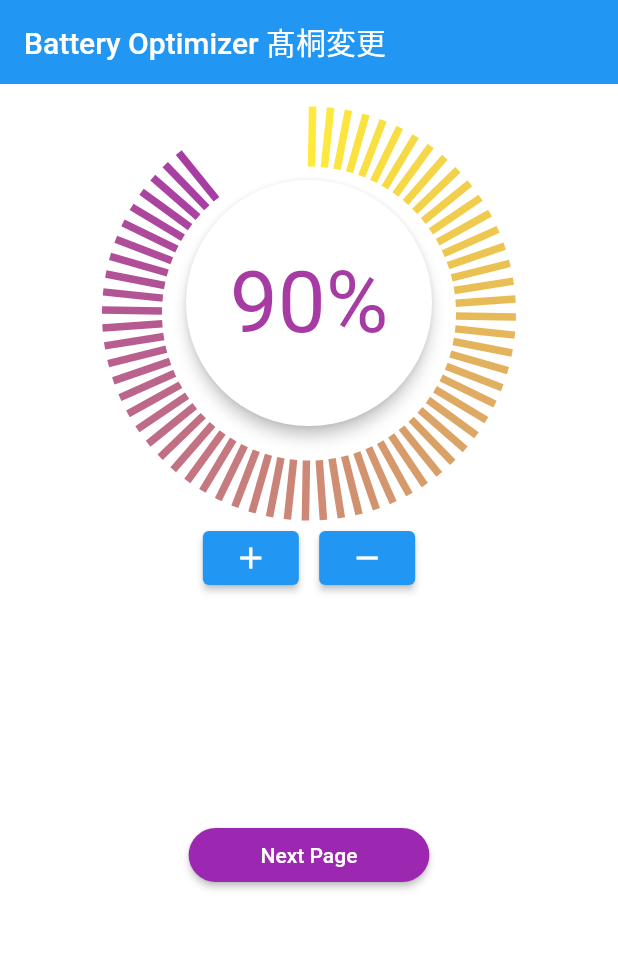
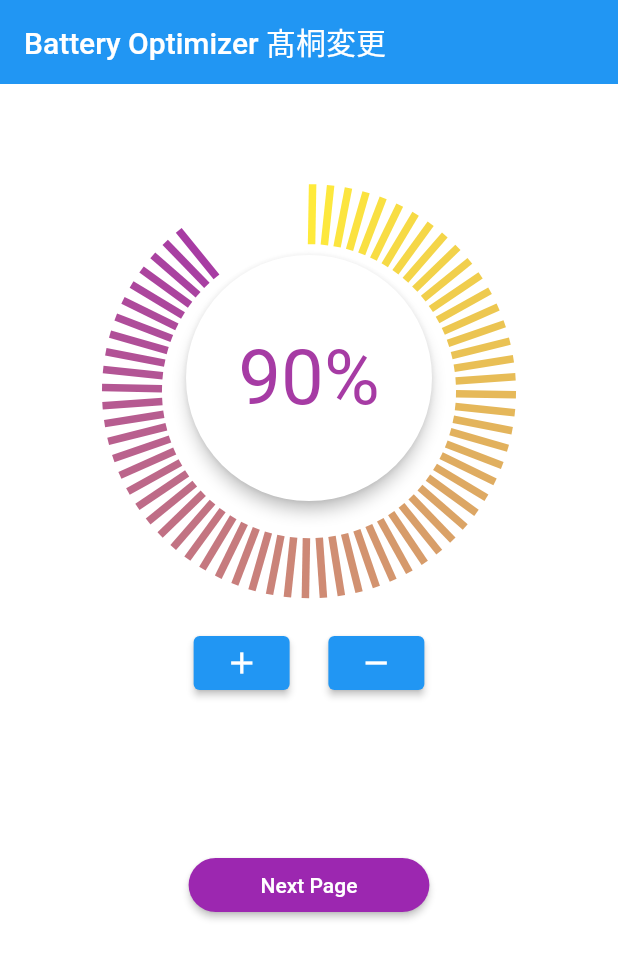
Before and after one commit to Flutter-Team-hokaiG/optimizer, a Flutter app: the screen it shows after launch, after a tap on the "add" icon, on a phone screen of 412 x 824 dp. Shown: the top 959 px of the screen. Run offline on Flutter 3.47's test engine with Material 2 defaults, Android fonts, the phone set to English and light mode, and no system bars.

Commit message:
widgetの配置を調整

```diff
--- a/lib/main.dart
+++ b/lib/main.dart
@@ -8,9 +8,7 @@ const kColorIndicatorEnd = Colors.purple;
 const kColorTitle = Colors.black87;
 const kElevation = 4.0;
 
-void main() {
-  runApp(MyApp());
-}
+void main() => runApp(MyApp());
 
 class MyApp extends StatelessWidget {
   @override
@@ -46,6 +44,7 @@ class BatteryOptimizerPage extends StatelessWidget {
         child: Center(
           child: Column(
             children: [
+              Container(height: 50),
               BatteryLevelIndicator(),
               NextPage(),
             ],
@@ -83,7 +82,7 @@ class _BatteryLevelIndicatorPainter extends CustomPainter {
       final angle = (2 * pi * per) - (pi / 2); // 0時方向から開始するため-90度ずらす
 
       // 円の中心座標
-      final offset0 = Offset(size.width * 0.5, size.height * 0.45);
+      final offset0 = Offset(size.width * 0.5, size.height * 0.43);
       // 線の内側部分の座標
       final offset1 = offset0.translate(
         (textCircleRadius + spaceLen) * cos(angle),
@@ -145,9 +144,7 @@ class _BatteryLevelIndicatorState extends State<BatteryLevelIndicator> {
       });
     }
     sampleFunction1() {
-      if (percentage >= 100) {
-        setState(() {});
-      } else {
+      if (percentage < 100) {
         setState(() {
           percentage += 10;
         });
@@ -184,16 +181,17 @@ class _BatteryLevelIndicatorState extends State<BatteryLevelIndicator> {
                   child: Text(
                     '$percentage%',
                     style: TextStyle(
-                        color: colorA, fontSize: 30 + percentage * 0.3),
+                        color: colorA, fontSize: size * 0.2 + percentage * 0.2),
                   ),
                 ),
               ),
             ),
           ),
+          Container(height: 20),
           Row(
             mainAxisAlignment: MainAxisAlignment.center,
             children: [
-              Spacer(flex: 10),
+              Spacer(flex: 5),
               Center(
                 child: ElevatedButton(
                   onPressed: isEnabled1 ? () => sampleFunction1() : null,
@@ -215,7 +213,7 @@ class _BatteryLevelIndicatorState extends State<BatteryLevelIndicator> {
                   child: Icon(Icons.remove),
                 ),
               ),
-              Spacer(flex: 10),
+              Spacer(flex: 5),
             ],
           ),
         ],
@@ -228,7 +226,7 @@ class NextPage extends StatelessWidget {
   @override
   Widget build(BuildContext context) {
     return Padding(
-      padding: EdgeInsets.symmetric(vertical: 150),
+      padding: EdgeInsets.symmetric(vertical: 100),
       child: ElevatedButton(
         style: ElevatedButton.styleFrom(
           primary: kColorIndicatorEnd,
```
